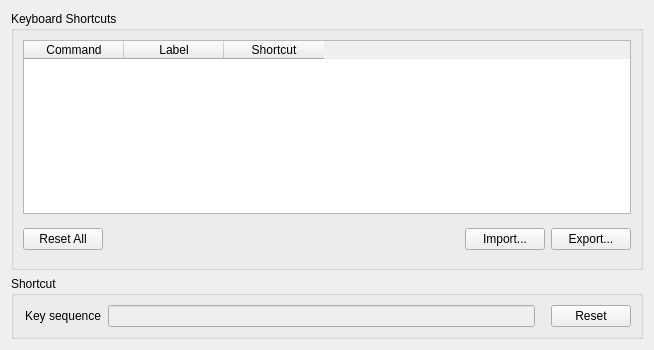
qreal/qreal, file qrgui/hotKeyManager/hotKeyManagerPage.ui: the form before one commit.
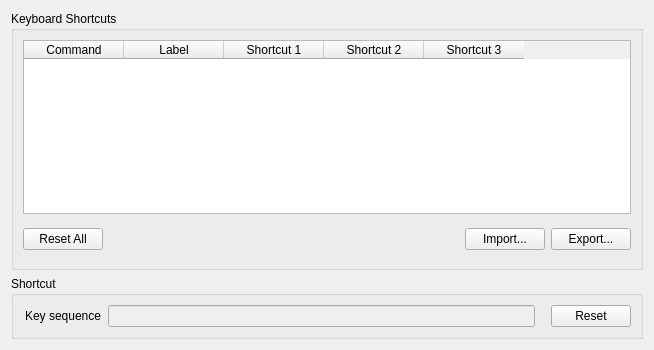
The form after the commit. Custom widgets are drawn as their Qt base class.

Commit message: corrected remarks, working interface with keyboard shortcuts

The edit to the form file:
```diff
--- a/qrgui/hotKeyManager/hotKeyManagerPage.ui
+++ b/qrgui/hotKeyManager/hotKeyManagerPage.ui
@@ -80,7 +80,7 @@
          <number>0</number>
         </property>
         <property name="columnCount">
-         <number>3</number>
+         <number>5</number>
         </property>
         <attribute name="horizontalHeaderDefaultSectionSize">
          <number>100</number>
@@ -109,7 +109,17 @@
         </column>
         <column>
          <property name="text">
-          <string>Shortcut</string>
+          <string>Shortcut 1</string>
+         </property>
+        </column>
+        <column>
+         <property name="text">
+          <string>Shortcut 2</string>
+         </property>
+        </column>
+        <column>
+         <property name="text">
+          <string>Shortcut 3</string>
          </property>
         </column>
        </widget>
```
Left out of the diff: 2 changed lines with no effect on the pictures. The commit also changes 5 other files.
